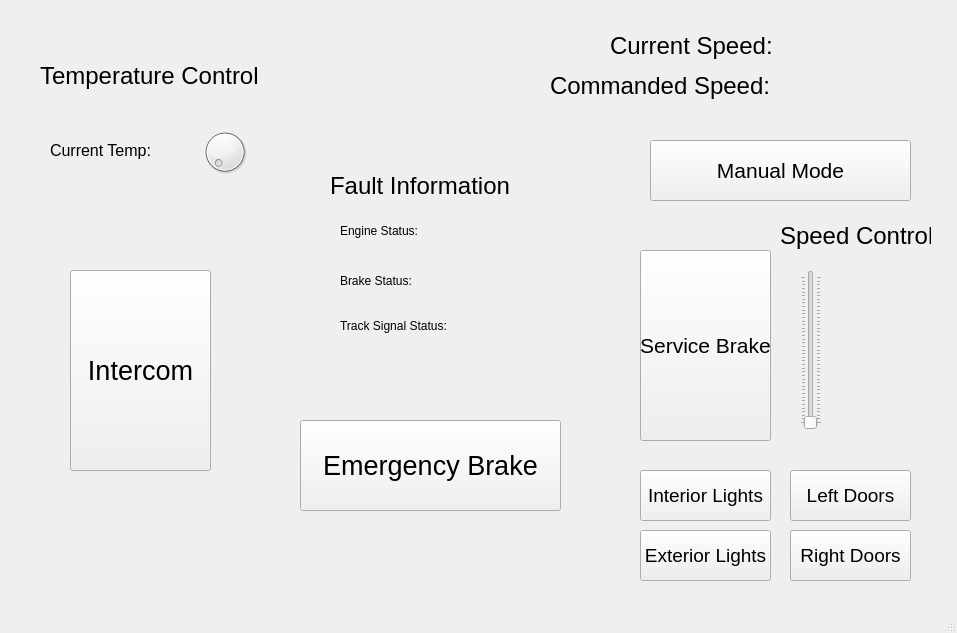
First picture: the form in track_model/TrainCTRLui/ui_driver/form.ui, repository ece1140thebteam/train_system_sim, before the edit.
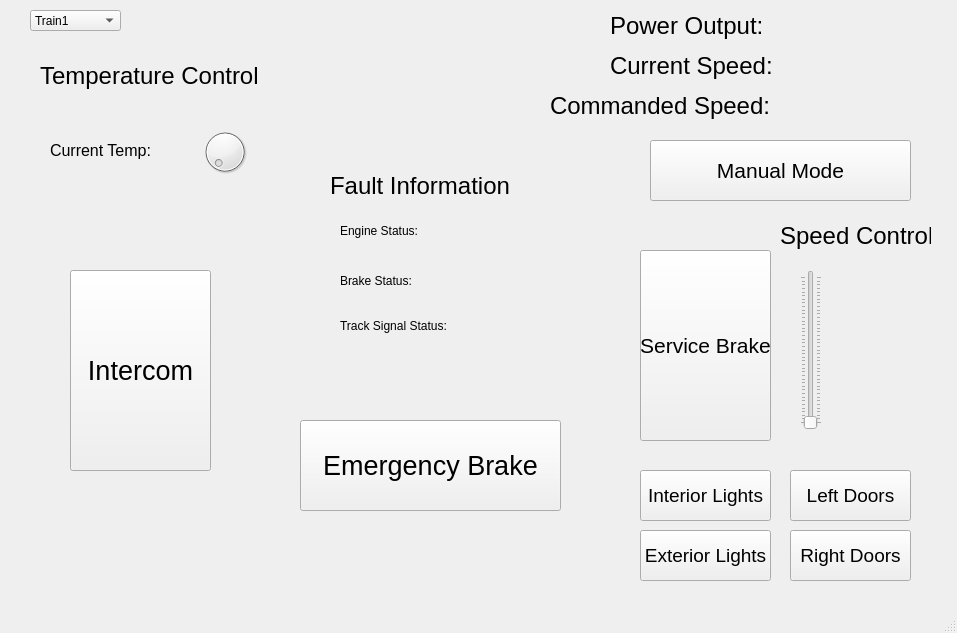
Second picture: the form after the edit.

What changed in the file:
```diff
--- a/track_model/TrainCTRLui/ui_driver/form.ui
+++ b/track_model/TrainCTRLui/ui_driver/form.ui
@@ -317,7 +317,7 @@
     <property name="geometry">
      <rect>
       <x>550</x>
-      <y>60</y>
+      <y>80</y>
       <width>331</width>
       <height>51</height>
      </rect>
@@ -1342,7 +1342,7 @@
     <property name="geometry">
      <rect>
       <x>610</x>
-      <y>20</y>
+      <y>40</y>
       <width>261</width>
       <height>51</height>
      </rect>
@@ -1881,6 +1881,244 @@
      <string>Brake Status: </string>
     </property>
    </widget>
+   <widget class="QLabel" name="cmdSpd_2">
+    <property name="geometry">
+     <rect>
+      <x>610</x>
+      <y>0</y>
+      <width>331</width>
+      <height>51</height>
+     </rect>
+    </property>
+    <property name="palette">
+     <palette>
+      <active>
+       <colorrole role="Button">
+        <brush brushstyle="SolidPattern">
+         <color alpha="255">
+          <red>255</red>
+          <green>255</green>
+          <blue>255</blue>
+         </color>
+        </brush>
+       </colorrole>
+       <colorrole role="Midlight">
+        <brush brushstyle="SolidPattern">
+         <color alpha="255">
+          <red>255</red>
+          <green>255</green>
+          <blue>255</blue>
+         </color>
+        </brush>
+       </colorrole>
+       <colorrole role="Dark">
+        <brush brushstyle="SolidPattern">
+         <color alpha="255">
+          <red>127</red>
+          <green>127</green>
+          <blue>127</blue>
+         </color>
+        </brush>
+       </colorrole>
+       <colorrole role="Mid">
+        <brush brushstyle="SolidPattern">
+         <color alpha="255">
+          <red>170</red>
+          <green>170</green>
+          <blue>170</blue>
+         </color>
+        </brush>
+       </colorrole>
+       <colorrole role="Window">
+        <brush brushstyle="SolidPattern">
+         <color alpha="255">
+          <red>255</red>
+          <green>255</green>
+          <blue>255</blue>
+         </color>
+        </brush>
+       </colorrole>
+       <colorrole role="Shadow">
+        <brush brushstyle="SolidPattern">
+         <color alpha="255">
+          <red>0</red>
+          <green>0</green>
+          <blue>0</blue>
+         </color>
+        </brush>
+       </colorrole>
+       <colorrole role="AlternateBase">
+        <brush brushstyle="SolidPattern">
+         <color alpha="255">
+          <red>255</red>
+          <green>255</green>
+          <blue>255</blue>
+         </color>
+        </brush>
+       </colorrole>
+      </active>
+      <inactive>
+       <colorrole role="Button">
+        <brush brushstyle="SolidPattern">
+         <color alpha="255">
+          <red>240</red>
+          <green>240</green>
+          <blue>240</blue>
+         </color>
+        </brush>
+       </colorrole>
+       <colorrole role="Midlight">
+        <brush brushstyle="SolidPattern">
+         <color alpha="255">
+          <red>227</red>
+          <green>227</green>
+          <blue>227</blue>
+         </color>
+        </brush>
+       </colorrole>
+       <colorrole role="Dark">
+        <brush brushstyle="SolidPattern">
+         <color alpha="255">
+          <red>160</red>
+          <green>160</green>
+          <blue>160</blue>
+         </color>
+        </brush>
+       </colorrole>
+       <colorrole role="Mid">
+        <brush brushstyle="SolidPattern">
+         <color alpha="255">
+          <red>160</red>
+          <green>160</green>
+          <blue>160</blue>
+         </color>
+        </brush>
+       </colorrole>
+       <colorrole role="Window">
+        <brush brushstyle="SolidPattern">
+         <color alpha="255">
+          <red>240</red>
+          <green>240</green>
+          <blue>240</blue>
+         </color>
+        </brush>
+       </colorrole>
+       <colorrole role="Shadow">
+        <brush brushstyle="SolidPattern">
+         <color alpha="255">
+          <red>105</red>
+          <green>105</green>
+          <blue>105</blue>
+         </color>
+        </brush>
+       </colorrole>
+       <colorrole role="AlternateBase">
+        <brush brushstyle="SolidPattern">
+         <color alpha="255">
+          <red>245</red>
+          <green>245</green>
+          <blue>245</blue>
+         </color>
+        </brush>
+       </colorrole>
+      </inactive>
+      <disabled>
+       <colorrole role="Button">
+        <brush brushstyle="SolidPattern">
+         <color alpha="255">
+          <red>255</red>
+          <green>255</green>
+          <blue>255</blue>
+         </color>
+        </brush>
+       </colorrole>
+       <colorrole role="Midlight">
+        <brush brushstyle="SolidPattern">
+         <color alpha="255">
+          <red>255</red>
+          <green>255</green>
+          <blue>255</blue>
+         </color>
+        </brush>
+       </colorrole>
+       <colorrole role="Dark">
+        <brush brushstyle="SolidPattern">
+         <color alpha="255">
+          <red>127</red>
+          <green>127</green>
+          <blue>127</blue>
+         </color>
+        </brush>
+       </colorrole>
+       <colorrole role="Mid">
+        <brush brushstyle="SolidPattern">
+         <color alpha="255">
+          <red>170</red>
+          <green>170</green>
+          <blue>170</blue>
+         </color>
+        </brush>
+       </colorrole>
+       <colorrole role="Window">
+        <brush brushstyle="SolidPattern">
+         <color alpha="255">
+          <red>255</red>
+          <green>255</green>
+          <blue>255</blue>
+         </color>
+        </brush>
+       </colorrole>
+       <colorrole role="Shadow">
+        <brush brushstyle="SolidPattern">
+         <color alpha="255">
+          <red>0</red>
+          <green>0</green>
+          <blue>0</blue>
+         </color>
+        </brush>
+       </colorrole>
+       <colorrole role="AlternateBase">
+        <brush brushstyle="SolidPattern">
+         <color alpha="255">
+          <red>245</red>
+          <green>245</green>
+          <blue>245</blue>
+         </color>
+        </brush>
+       </colorrole>
+      </disabled>
+     </palette>
+    </property>
+    <property name="font">
+     <font>
+      <pointsize>18</pointsize>
+     </font>
+    </property>
+    <property name="text">
+     <string>Power Output:</string>
+    </property>
+   </widget>
+   <widget class="QComboBox" name="trainSelect">
+    <property name="geometry">
+     <rect>
+      <x>30</x>
+      <y>10</y>
+      <width>91</width>
+      <height>21</height>
+     </rect>
+    </property>
+    <property name="editable">
+     <bool>false</bool>
+    </property>
+    <property name="currentText">
+     <string>Train1</string>
+    </property>
+    <item>
+     <property name="text">
+      <string>Train1</string>
+     </property>
+    </item>
+   </widget>
   </widget>
   <widget class="QStatusBar" name="statusbar"/>
  </widget>
```
